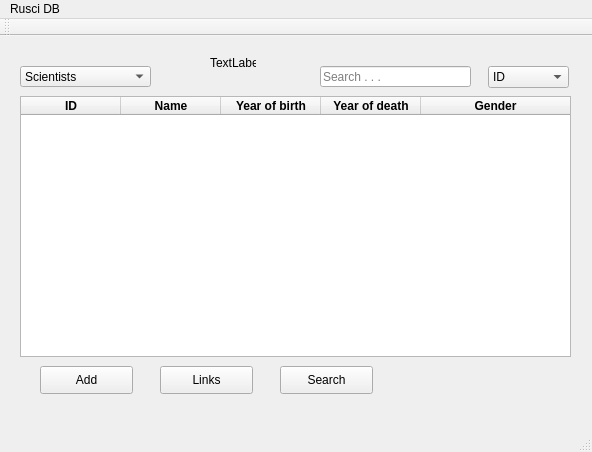
This is mainwindow.ui in gudmundurb/H22 as Qt 5 draws it before an edit. The edited form follows.
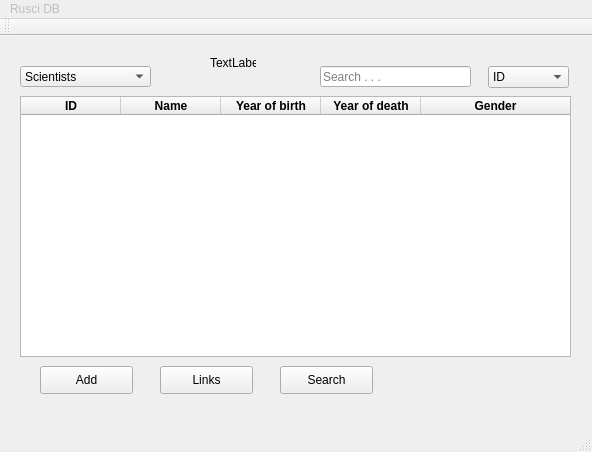
This is the edited form.

What changed in the file:
```diff
--- a/mainwindow.ui
+++ b/mainwindow.ui
@@ -203,6 +203,9 @@
     </rect>
    </property>
    <widget class="QMenu" name="menuRusci_DB">
+    <property name="enabled">
+     <bool>false</bool>
+    </property>
     <property name="title">
      <string>Rusci DB</string>
     </property>
```
Left out of the diff: 6 changed lines with no effect on the pictures.
